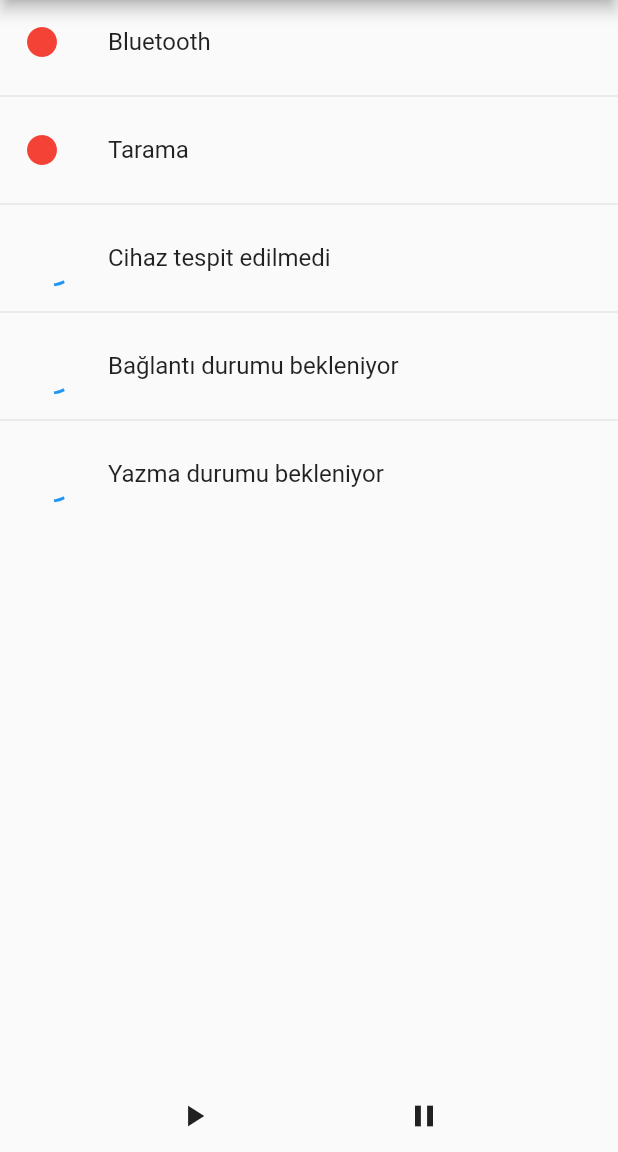
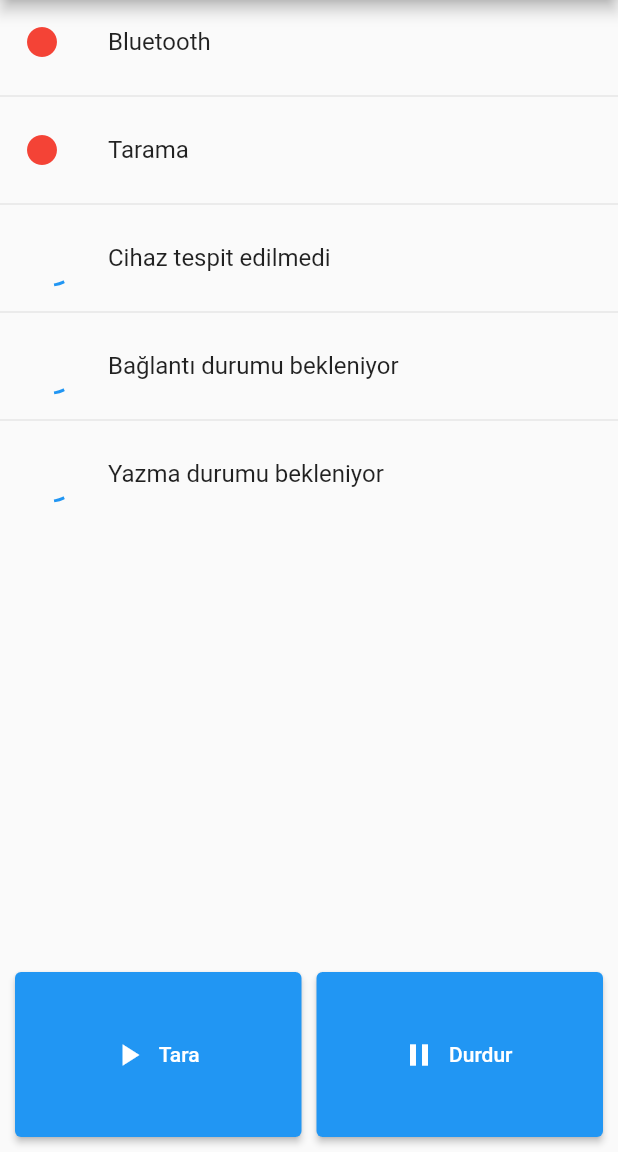
Before and after one commit to ahmeteminkara/BleRadar, a Flutter app: the screen it shows after launch, on a phone screen of 412 x 824 dp, the part 84-1236 px from its top. Run offline on Flutter 3.47's test engine with Material 2 defaults, Android fonts, the phone set to English and light mode, and no system bars; our stand-ins replace device_info, lottie; missing offline and left inert: scan_preview.

```diff
--- a/example/lib/view/buttons.dart
+++ b/example/lib/view/buttons.dart
@@ -72,7 +72,8 @@ class _ButtonsState extends State<Buttons> {
       _bluetoothDevice.value = device;
 
       //if (device.name != null && device.name.contains("XP2_")) {
-      if (device.rssi < 0 && device.rssi > -50) {
+      int limit = Platform.isAndroid ? -55 : -50;
+      if (device.rssi < 0 && device.rssi > limit) {
         bleRadar.stop();
         bleRadar.connectDevice();
         print("!!!!!!! device: ${device.toString()}");
@@ -103,12 +104,12 @@ class _ButtonsState extends State<Buttons> {
       bleRadar.disconnectDevice();
       _writeStatus.value = status;
 
-      Timer(Duration(seconds: 4), () {
+      Timer(Duration(seconds: 2), () {
         _writeStatus.value = null;
-      });
         _bluetoothDevice.value = null;
         _servicesUUID.value = null;
         _isScanning.value = null;
+      });
 
       ScaffoldMessenger.of(context).hideCurrentSnackBar();
       ScaffoldMessenger.of(context).showSnackBar(SnackBar(
@@ -139,34 +140,40 @@ class _ButtonsState extends State<Buttons> {
                 separatorBuilder: (context, index) => Divider(),
                 itemCount: _tiles.length),
           ),
-          Row(mainAxisAlignment: MainAxisAlignment.spaceEvenly, children: [
+          Container(
+            padding: EdgeInsets.all(10),
+            height: 130,
+            width: double.maxFinite,
+            child: Row(mainAxisAlignment: MainAxisAlignment.spaceEvenly, children: [
               _buttonStart,
+              SizedBox(width: 10),
               _buttonStop,
               //_buttonDisconnect,
-          ])
+            ]),
+          )
         ],
       ),
     );
   }
 
-  get _buttonStart => IconButton(
+  get _buttonStart => Expanded(
+        child: Container(
+            height: double.infinity,
+            child: ElevatedButton.icon(
+              label: Text("Tara"),
               icon: Icon(Icons.play_arrow),
-      onPressed: () {
-        start();
-      });
+              onPressed: () => bleRadar.start(maxRssi: -100, vibration: true, autoConnect: false, filterUUID: [uuidBleDvce]),
+            )),
+      );
 
-  void start() {
-    bleRadar.start(
-      maxRssi: -100,
-      vibration: true,
-      autoConnect: false,
-      filterUUID: [uuidBleDvce],
-    );
-  }
-
-  get _buttonStop => IconButton(
+  get _buttonStop => Expanded(
+        child: Container(
+            height: double.infinity,
+            child: ElevatedButton.icon(
+              label: Text("Durdur"),
               icon: Icon(Icons.pause),
               onPressed: () => bleRadar.stop(),
+            )),
       );
 
   get _buttonDisconnect => IconButton(
--- a/example/pubspec.yaml
+++ b/example/pubspec.yaml
@@ -1,6 +1,6 @@
 name: ble_radar_example
 description: Demonstrates how to use the ble_radar plugin.
-version: 1.1.0+4
+version: 1.4.1+9
 
 # The following line prevents the package from being accidentally published to
 # pub.dev using `pub publish`. This is preferred for private packages.
```
Also changed, not shown: 3 other files. Lines whose indentation alone changed are shown as unchanged.
